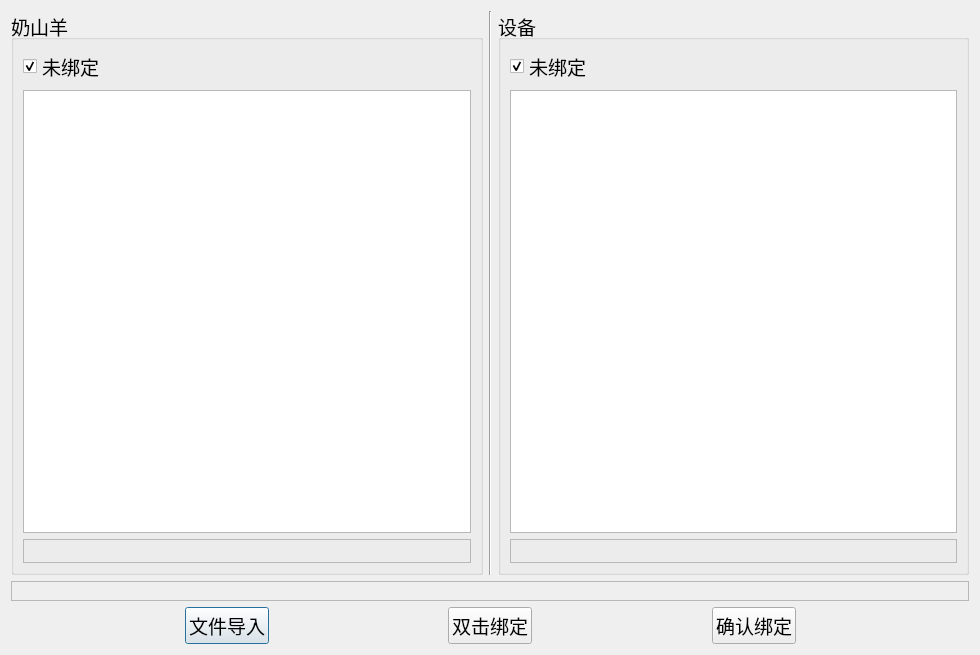
Qt form Goat/bindingdialog.ui (po-ppy/NewGoat) before a commit.
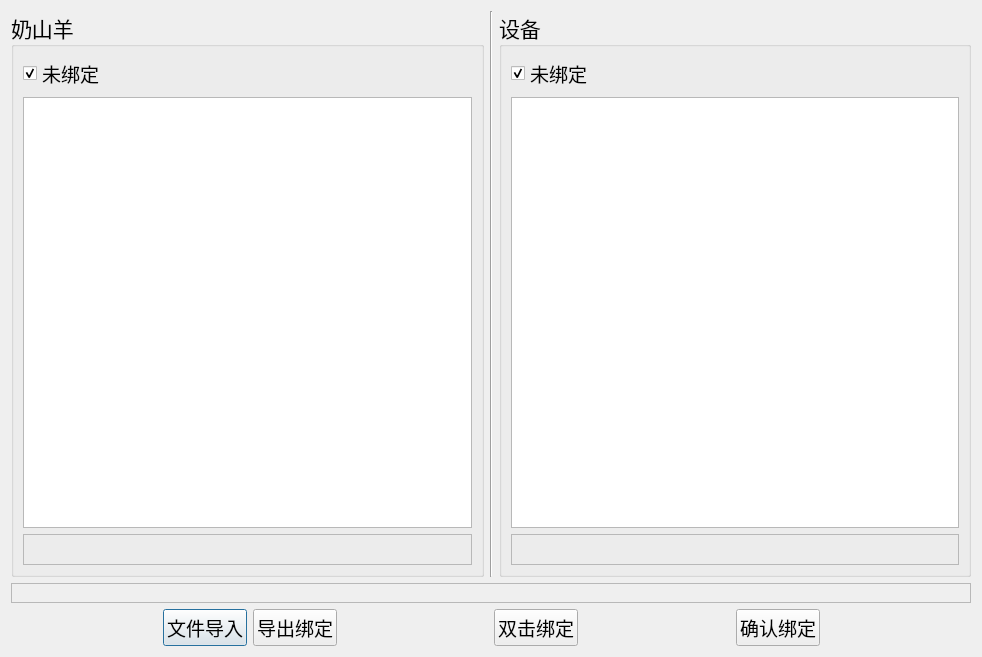
The same form after that commit.

Commit message: 导出sql和 BUG修复

Diff of the .ui file:
```diff
--- a/Goat/bindingdialog.ui
+++ b/Goat/bindingdialog.ui
@@ -6,8 +6,8 @@
    <rect>
     <x>0</x>
     <y>0</y>
-    <width>980</width>
-    <height>655</height>
+    <width>982</width>
+    <height>657</height>
    </rect>
   </property>
   <property name="font">
@@ -23,12 +23,24 @@
     <layout class="QHBoxLayout" name="horizontalLayout">
      <item>
       <widget class="QGroupBox" name="groupBox">
+       <property name="font">
+        <font>
+         <family>黑体</family>
+         <pointsize>16</pointsize>
+        </font>
+       </property>
        <property name="title">
         <string>奶山羊</string>
        </property>
        <layout class="QVBoxLayout" name="verticalLayout">
         <item>
          <widget class="QCheckBox" name="goatCheckBox">
+          <property name="font">
+           <font>
+            <family>微软雅黑</family>
+            <pointsize>14</pointsize>
+           </font>
+          </property>
           <property name="text">
            <string>未绑定</string>
           </property>
@@ -39,6 +51,12 @@
         </item>
         <item>
          <widget class="QTableView" name="goatTableView">
+          <property name="font">
+           <font>
+            <family>微软雅黑</family>
+            <pointsize>14</pointsize>
+           </font>
+          </property>
           <attribute name="verticalHeaderVisible">
            <bool>false</bool>
           </attribute>
@@ -72,12 +90,24 @@
      </item>
      <item>
       <widget class="QGroupBox" name="groupBox_2">
+       <property name="font">
+        <font>
+         <family>黑体</family>
+         <pointsize>16</pointsize>
+        </font>
+       </property>
        <property name="title">
         <string>设备</string>
        </property>
        <layout class="QVBoxLayout" name="verticalLayout_2">
         <item>
          <widget class="QCheckBox" name="deviceCheckBox">
+          <property name="font">
+           <font>
+            <family>微软雅黑</family>
+            <pointsize>14</pointsize>
+           </font>
+          </property>
           <property name="text">
            <string>未绑定</string>
           </property>
@@ -88,6 +118,12 @@
         </item>
         <item>
          <widget class="QTableView" name="deviceTableView">
+          <property name="font">
+           <font>
+            <family>微软雅黑</family>
+            <pointsize>14</pointsize>
+           </font>
+          </property>
           <attribute name="verticalHeaderVisible">
            <bool>false</bool>
           </attribute>
@@ -146,11 +182,30 @@
      </item>
      <item>
       <widget class="QPushButton" name="selectFileButton">
+       <property name="font">
+        <font>
+         <family>微软雅黑</family>
+         <pointsize>14</pointsize>
+        </font>
+       </property>
        <property name="text">
         <string>文件导入</string>
        </property>
       </widget>
      </item>
+     <item>
+      <widget class="QPushButton" name="exportButton">
+       <property name="font">
+        <font>
+         <family>微软雅黑</family>
+         <pointsize>14</pointsize>
+        </font>
+       </property>
+       <property name="text">
+        <string>导出绑定</string>
+       </property>
+      </widget>
+     </item>
      <item>
       <spacer name="horizontalSpacer_2">
        <property name="orientation">
@@ -166,6 +221,12 @@
      </item>
      <item>
       <widget class="QPushButton" name="doubleButton">
+       <property name="font">
+        <font>
+         <family>微软雅黑</family>
+         <pointsize>14</pointsize>
+        </font>
+       </property>
        <property name="text">
         <string>双击绑定</string>
        </property>
@@ -186,6 +247,12 @@
      </item>
      <item>
       <widget class="QPushButton" name="confirmButton">
+       <property name="font">
+        <font>
+         <family>微软雅黑</family>
+         <pointsize>14</pointsize>
+        </font>
+       </property>
        <property name="text">
         <string>确认绑定</string>
        </property>
```
The commit also changes 31 other files.
